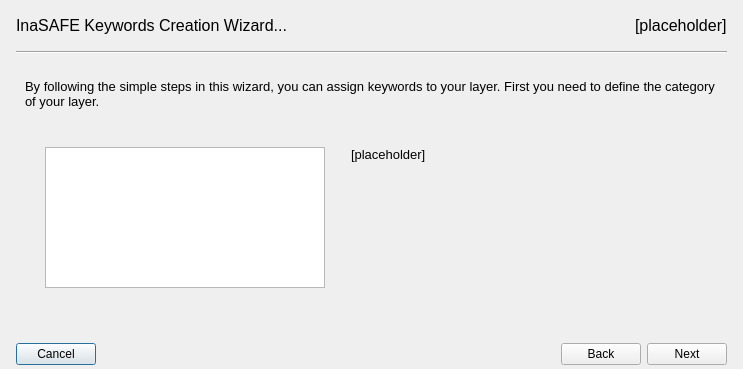
Before: the Qt Designer form safe_qgis/ui/keywords_wizard_base.ui in akbargumbira/inasafe, drawn with Qt 5.
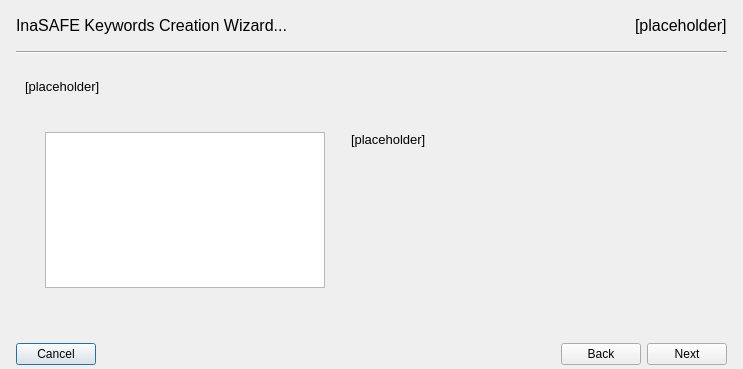
After: the same form once the commit is applied. Icons and pictures are not drawn.

Commit message: [#703 Keywords creation wizard] Mention the layer name on the first tab

```diff
--- a/safe_qgis/ui/keywords_wizard_base.ui
+++ b/safe_qgis/ui/keywords_wizard_base.ui
@@ -124,7 +124,7 @@
           <string notr="true"/>
          </property>
          <property name="text">
-          <string>&lt;html&gt;&lt;head/&gt;&lt;body&gt;&lt;p&gt;By following the simple steps in this wizard, you can assign keywords to your layer. First you need to define the category of your layer.&lt;/p&gt;&lt;/body&gt;&lt;/html&gt;</string>
+          <string>&lt;html&gt;&lt;head/&gt;&lt;body&gt;&lt;p&gt;[placeholder]&lt;/p&gt;&lt;/body&gt;&lt;/html&gt;</string>
          </property>
          <property name="alignment">
           <set>Qt::AlignLeading|Qt::AlignLeft|Qt::AlignTop</set>
```
The commit also changes 2 other files.
